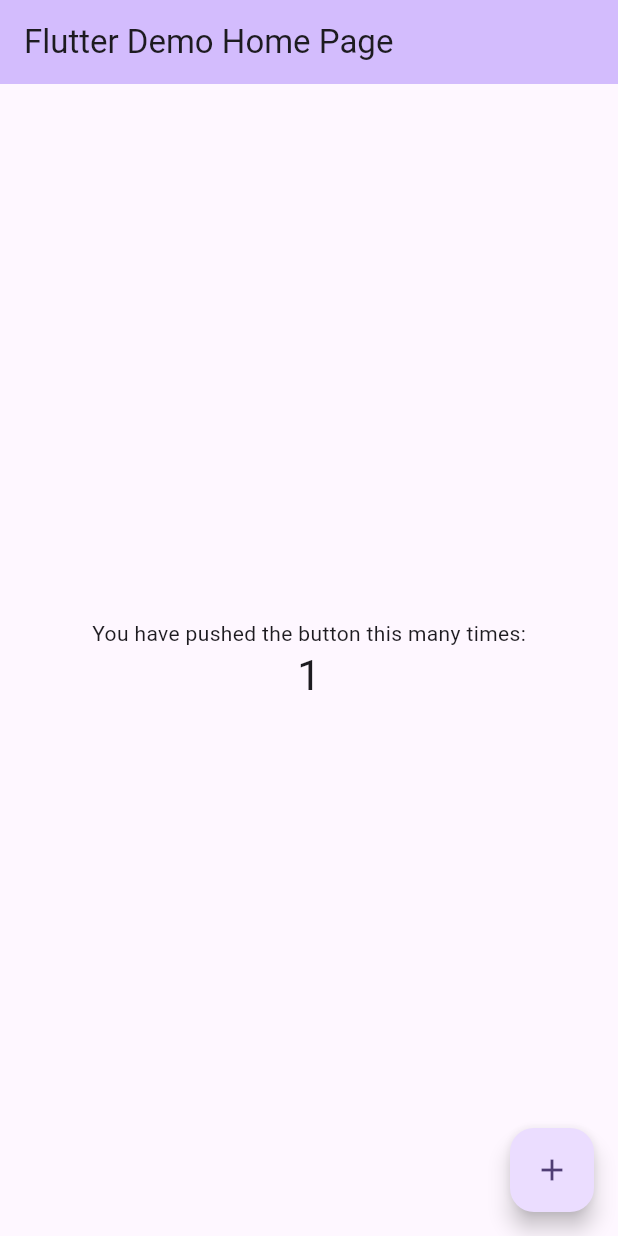
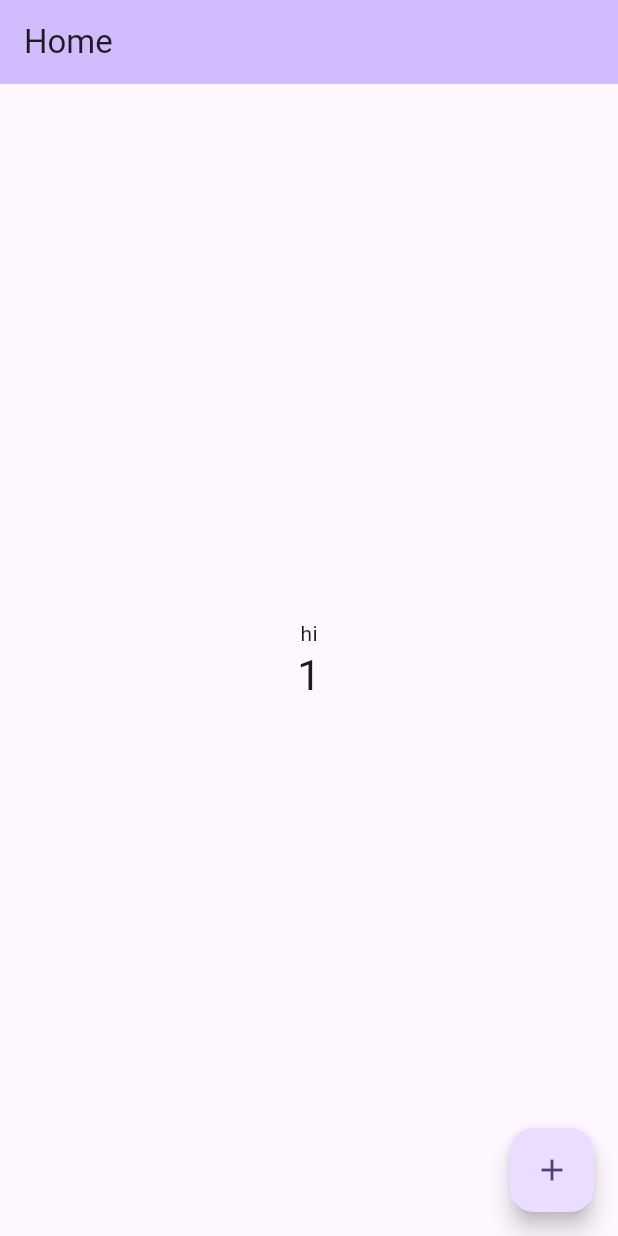
Before and after one commit to Shuvlyy/uskill-wiki, a Flutter app: the screen it shows after launch, after a tap on the "add" icon, on a phone screen of 412 x 824 dp. Run offline on Flutter 3.47's test engine with Material 3 defaults, Android fonts, the phone set to English and light mode, and no system bars; generated files the repository leaves out were written again.

Commit message:
chore(app): Set up l10n (app internationalization).

```diff
--- /dev/null
+++ b/app/l10n.yaml
@@ -0,0 +1,3 @@
+arb-dir: lib/l10n
+template-arb-file: app_en.arb
+output-localization-file: app_localizations.dart
--- /dev/null
+++ b/app/lib/l10n/app_en.arb
@@ -0,0 +1,4 @@
+{
+  "@@locale": "en",
+  "test": "hi"
+}
--- /dev/null
+++ b/app/lib/l10n/app_fr.arb
@@ -0,0 +1,4 @@
+{
+  "@@locale": "fr",
+  "test": "cc"
+}
--- a/app/lib/main.dart
+++ b/app/lib/main.dart
@@ -1,6 +1,8 @@
+import 'package:app/l10n/app_localizations.dart';
 import 'package:flutter/material.dart';
 
 void main() {
+  WidgetsFlutterBinding.ensureInitialized();
   runApp(const MyApp());
 }
 
@@ -30,7 +32,9 @@ class MyApp extends StatelessWidget {
         // tested with just a hot reload.
         colorScheme: .fromSeed(seedColor: Colors.deepPurple),
       ),
-      home: const MyHomePage(title: 'Flutter Demo Home Page'),
+      localizationsDelegates: AppLocalizations.localizationsDelegates,
+      supportedLocales: AppLocalizations.supportedLocales,
+      home: MyHomePage(title: 'Home'),
     );
   }
 }
@@ -104,7 +108,7 @@ class _MyHomePageState extends State<MyHomePage> {
           // wireframe for each widget.
           mainAxisAlignment: .center,
           children: [
-            const Text('You have pushed the button this many times:'),
+            Text(AppLocalizations.of(context)!.test),
             Text(
               '$_counter',
               style: Theme.of(context).textTheme.headlineMedium,
```
Also changed, not shown: app/pubspec.yaml (+16 -12 lines), app/pubspec.lock, 1 other file.
